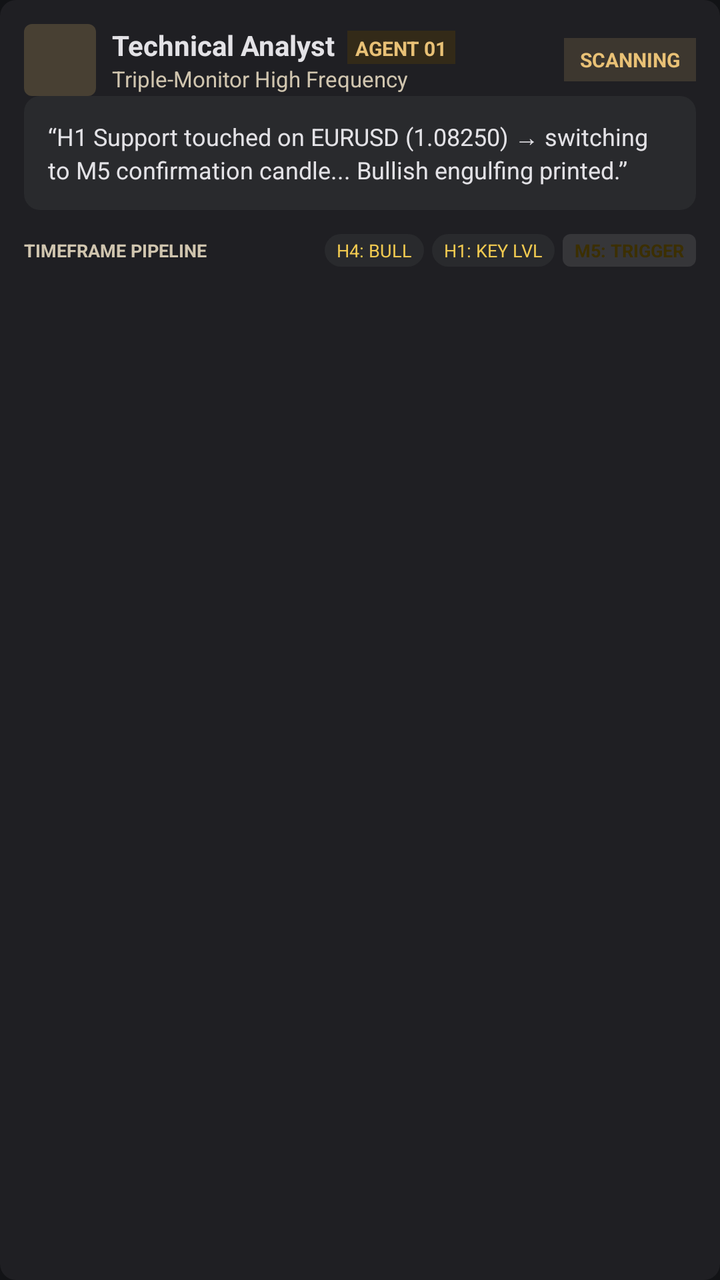
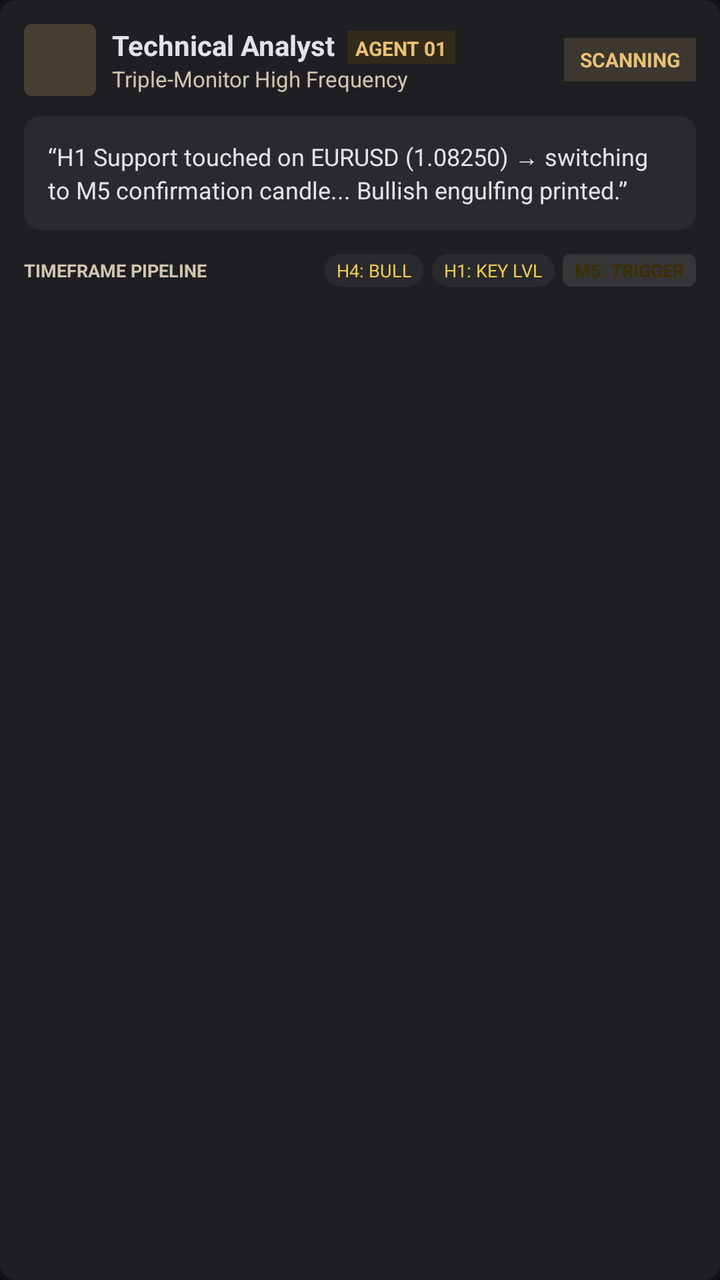

Compare the two renders of this Android layout. The source of the first and the diff that turns it into the second are given below.
<!-- AndroidManifest.xml: application theme Theme.ZentradeAI -->
<!-- res/layout/item_agent_technical.xml -->
<?xml version="1.0" encoding="utf-8"?>
<LinearLayout xmlns:android="http://schemas.android.com/apk/res/android"
    android:layout_width="match_parent"
    android:layout_height="wrap_content"
    android:background="@drawable/bg_rounded_container"
    android:orientation="vertical"
    android:padding="12dp">

    
    <LinearLayout
        android:layout_width="match_parent"
        android:layout_height="wrap_content"
        android:orientation="horizontal"
        android:gravity="center_vertical">
        
        <FrameLayout
            android:layout_width="36dp"
            android:layout_height="36dp"
            android:background="@drawable/bg_icon_secondary_transparent"
            android:layout_marginEnd="8dp">
        </FrameLayout>
        
        <LinearLayout
            android:layout_width="0dp"
            android:layout_height="wrap_content"
            android:layout_weight="1"
            android:orientation="vertical">
            <LinearLayout
                android:layout_width="match_parent"
                android:layout_height="wrap_content"
                android:orientation="horizontal">
                <TextView
                    android:layout_width="wrap_content"
                    android:layout_height="wrap_content"
                    android:text="Technical Analyst"
                    android:textColor="@color/on_surface"
                    android:textSize="14sp"
                    android:textStyle="bold"
                    android:layout_marginEnd="6dp" />
                <TextView
                    android:layout_width="wrap_content"
                    android:layout_height="wrap_content"
                    android:background="#4D604403"
                    android:text="AGENT 01"
                    android:textColor="@color/secondary"
                    android:textSize="10sp"
                    android:textStyle="bold"
                    android:paddingHorizontal="4dp"
                    android:paddingVertical="2dp" />
            </LinearLayout>
            <TextView
                android:layout_width="wrap_content"
                android:layout_height="wrap_content"
                android:text="Triple-Monitor High Frequency"
                android:textColor="@color/on_surface_variant"
                android:textSize="11sp" />
        </LinearLayout>
        
        <TextView
            android:layout_width="wrap_content"
            android:layout_height="wrap_content"
            android:background="#26E9C176"
            android:text="SCANNING"
            android:textColor="@color/secondary"
            android:textSize="10sp"
            android:textStyle="bold"
            android:paddingHorizontal="8dp"
            android:paddingVertical="4dp" />
    </LinearLayout>

    
    <LinearLayout
        android:layout_width="match_parent"
        android:layout_height="wrap_content"
        android:background="@drawable/bg_rounded_container_high"
        android:orientation="vertical"
        android:padding="12dp">
        
        <TextView
            android:layout_width="match_parent"
            android:layout_height="wrap_content"
            android:text="“H1 Support touched on EURUSD (1.08250) → switching to M5 confirmation candle... Bullish engulfing printed.”"
            android:textColor="@color/on_surface"
            android:textSize="12sp"
            android:lineSpacingExtra="2dp" />
    </LinearLayout>

    
    <LinearLayout
        android:layout_width="match_parent"
        android:layout_height="wrap_content"
        android:orientation="horizontal"
        android:layout_marginTop="12dp"
        android:gravity="center_vertical"
        android:baselineAligned="false">
        
        <TextView
            android:layout_width="0dp"
            android:layout_height="wrap_content"
            android:layout_weight="1"
            android:text="TIMEFRAME PIPELINE"
            android:textColor="@color/on_surface_variant"
            android:textSize="9sp"
            android:textStyle="bold" />
            
        <LinearLayout
            android:layout_width="wrap_content"
            android:layout_height="wrap_content"
            android:orientation="horizontal">
            <TextView
                android:layout_width="wrap_content"
                android:layout_height="wrap_content"
                android:text="H4: BULL"
                android:textColor="@color/primary"
                android:background="@drawable/bg_chip_unselected"
                android:paddingHorizontal="6dp"
                android:paddingVertical="2dp"
                android:textSize="9sp"
                android:layout_marginEnd="4dp" />
            <TextView
                android:layout_width="wrap_content"
                android:layout_height="wrap_content"
                android:text="H1: KEY LVL"
                android:textColor="@color/primary"
                android:background="@drawable/bg_chip_unselected"
                android:paddingHorizontal="6dp"
                android:paddingVertical="2dp"
                android:textSize="9sp"
                android:layout_marginEnd="4dp" />
            <TextView
                android:layout_width="wrap_content"
                android:layout_height="wrap_content"
                android:text="M5: TRIGGER"
                android:textColor="@color/on_primary"
                android:background="@drawable/bg_primary_transparent"
                android:paddingHorizontal="6dp"
                android:paddingVertical="2dp"
                android:textStyle="bold"
                android:textSize="9sp" />
        </LinearLayout>
    </LinearLayout>

</LinearLayout>
<!-- resources referenced by this layout -->
<resources>
  <color name="on_primary">#3C2F00</color>
  <color name="on_surface">#E3E2E6</color>
  <color name="on_surface_variant">#D0C5AF</color>
  <color name="primary">#F2CA50</color>
  <color name="secondary">#E9C176</color>
  <!-- drawable bg_chip_unselected (drawable) -->
  <?xml version="1.0" encoding="utf-8"?>
  <shape xmlns:android="http://schemas.android.com/apk/res/android">
      <solid android:color="@color/surface_container_high" />
      <corners android:radius="@dimen/radius_pill" />
  </shape>
  <!-- drawable bg_icon_secondary_transparent (drawable) -->
  <?xml version="1.0" encoding="utf-8"?>
  <shape xmlns:android="http://schemas.android.com/apk/res/android">
      <solid android:color="#33E9C176" />
      <corners android:radius="@dimen/radius_box" />
  </shape>
  <!-- drawable bg_primary_transparent (drawable) -->
  <?xml version="1.0" encoding="utf-8"?>
  <shape xmlns:android="http://schemas.android.com/apk/res/android">
      <solid android:color="#1AFFFFFF" />
      <corners android:radius="@dimen/radius_box" />
  </shape>
  <!-- drawable bg_rounded_container (drawable) -->
  <?xml version="1.0" encoding="utf-8"?>
  <shape xmlns:android="http://schemas.android.com/apk/res/android">
      <solid android:color="@color/surface_container" />
      <corners android:radius="@dimen/radius_card" />
  </shape>
  <!-- drawable bg_rounded_container_high (drawable) -->
  <?xml version="1.0" encoding="utf-8"?>
  <shape xmlns:android="http://schemas.android.com/apk/res/android">
      <solid android:color="@color/surface_container_high" />
      <corners android:radius="@dimen/radius_card" />
  </shape>
  <style name="Theme.ZentradeAI" parent="Theme.MaterialComponents.DayNight.NoActionBar">
          
          <item name="colorPrimary">@color/primary</item>
          <item name="colorPrimaryVariant">@color/primary_container</item>
          <item name="colorOnPrimary">@color/on_primary</item>
          
          <item name="colorSecondary">@color/secondary</item>
          <item name="colorSecondaryVariant">@color/secondary_container</item>
          <item name="colorOnSecondary">@color/on_secondary</item>
          
          <item name="android:statusBarColor" tools:targetApi="l">@color/surface_container_lowest</item>
          
          <item name="android:windowBackground">@color/surface</item>
          <item name="android:textColorPrimary">@color/on_surface</item>
          <item name="android:textColorSecondary">@color/on_surface_variant</item>
          
          <item name="bottomNavigationStyle">@style/Widget.ZentradeAI.BottomNavigationView</item>
      </style>
  <color name="surface_container_high">#292A2D</color>
  <dimen name="radius_pill">12dp</dimen>
  <dimen name="radius_box">4dp</dimen>
  <color name="surface_container">#1F1F23</color>
  <dimen name="radius_card">8dp</dimen>
  <color name="primary_container">#D4AF37</color>
  <color name="secondary_container">#604403</color>
  <color name="on_secondary">#412D00</color>
  <color name="surface_container_lowest">#0D0E11</color>
  <color name="surface">#121316</color>
  <style name="Widget.ZentradeAI.BottomNavigationView" parent="Widget.MaterialComponents.BottomNavigationView">
          <item name="android:background">@color/surface_container_lowest</item>
          <item name="itemIconTint">@color/nav_item_color</item>
          <item name="itemTextColor">@color/nav_item_color</item>
          <item name="elevation">8dp</item>
      </style>
</resources>

<!-- the commit's change to res/layout/item_agent_technical.xml (unified diff, before → after) -->
@@ -36,6 +36,8 @@
                     android:textColor="@color/on_surface"
                     android:textSize="14sp"
                     android:textStyle="bold"
+                    android:singleLine="true"
+                    android:ellipsize="end"
                     android:layout_marginEnd="6dp" />
                 <TextView
                     android:layout_width="wrap_content"
@@ -53,7 +55,9 @@
                 android:layout_height="wrap_content"
                 android:text="Triple-Monitor High Frequency"
                 android:textColor="@color/on_surface_variant"
-                android:textSize="11sp" />
+                android:textSize="11sp"
+                android:singleLine="true"
+                android:ellipsize="end" />
         </LinearLayout>
         
         <TextView
@@ -74,6 +78,7 @@
         android:layout_height="wrap_content"
         android:background="@drawable/bg_rounded_container_high"
         android:orientation="vertical"
+        android:layout_marginTop="10dp"
         android:padding="12dp">
         
         <TextView
@@ -82,7 +87,9 @@
             android:text="“H1 Support touched on EURUSD (1.08250) → switching to M5 confirmation candle... Bullish engulfing printed.”"
             android:textColor="@color/on_surface"
             android:textSize="12sp"
-            android:lineSpacingExtra="2dp" />
+            android:lineSpacingExtra="2dp"
+            android:maxLines="3"
+            android:ellipsize="end" />
     </LinearLayout>
 
     
